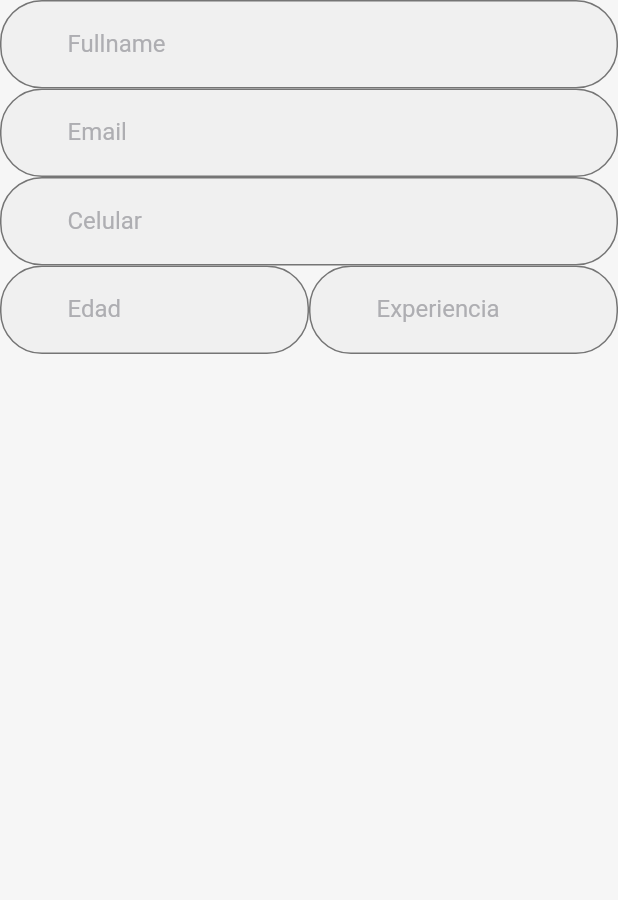
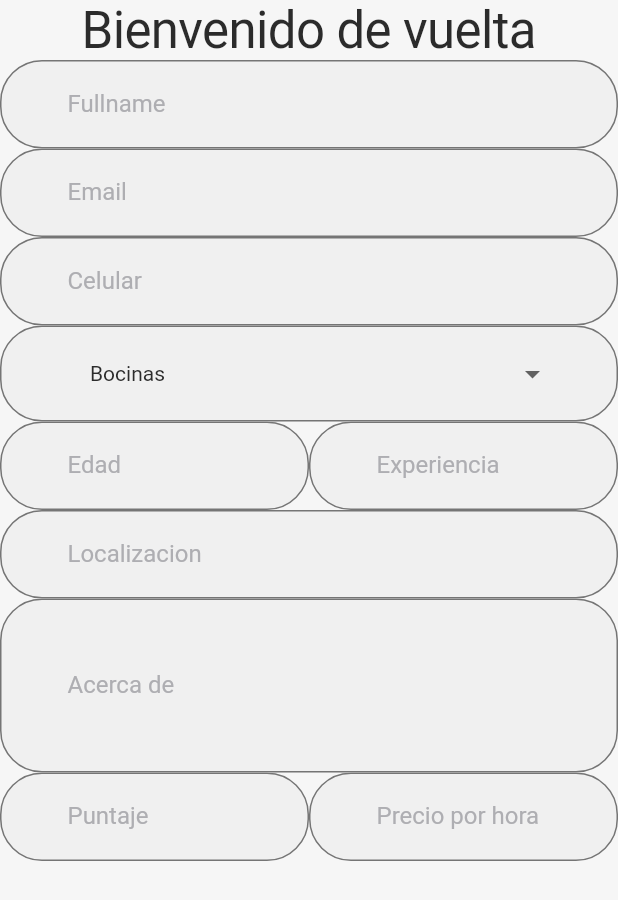
Before and after one commit to Juanesdn/HomeTechFlutterApp, a Flutter app: the screen it shows after launch, on a phone screen of 412 x 824 dp. Shown: the top 900 px of the screen. Run offline on Flutter 3.47's test engine with Material 2 defaults, Android fonts, the phone set to English and light mode, and no system bars; our stand-ins replace table_calendar.

Commit message:
Update edit_technician_screen.dart

```diff
--- a/lib/screens/admin/edit_technician/edit_technician_screen.dart
+++ b/lib/screens/admin/edit_technician/edit_technician_screen.dart
@@ -4,24 +4,44 @@ import 'package:hometech_app/constants.dart';
 
 class EditTechnicianScreen extends StatefulWidget {
   const EditTechnicianScreen({Key? key}) : super(key: key);
-
   @override
   _EditTechnicianScreenState createState() => _EditTechnicianScreenState();
+}
+
+class TechnicianListDataModel {
+  String technician_name;
+  String technician_specialization;
+  TechnicianListDataModel(this.technician_name, this.technician_specialization);
 }
 
 class _EditTechnicianScreenState extends State<EditTechnicianScreen> {
   @override
   void initState() {
     super.initState();
-    setState(() {});
+    setState(() {
+      _technicianChoose = technicianDataList[0];
+    });
   }
 
-  defaultTextFormField(String label) => TextFormField(
-        maxLines: 1,
-        style: TextStyle(
-          foreground: null,
-          color: Color(0xFF2B2B2B),
-        ),
+  //String _technicianChoose;
+  TechnicianListDataModel? _technicianChoose;
+
+  void _onDropDownItemSelected(TechnicianListDataModel? newSelectedTechnician) {
+    setState(() {
+      _technicianChoose = newSelectedTechnician;
+    });
+  }
+
+  List<TechnicianListDataModel> technicianDataList = [
+    //TechnicianListDataModel("Si", "Seleccione un tipo de tecnico"),
+    TechnicianListDataModel("Luis ", "Bocinas"),
+    TechnicianListDataModel("Juan", "Teclados"),
+    TechnicianListDataModel("Valeria", "Laptops"),
+  ];
+
+  defaultTextFormField(String label, int i) => TextFormField(
+        maxLines: i,
+        style: defaultTextStyle(),
         decoration: defaultInputDecoration(label),
       );
 
@@ -42,9 +62,57 @@ class _EditTechnicianScreenState extends State<EditTechnicianScreen> {
         labelText: label,
       );
 
-  @override
-  Widget build(BuildContext context) {
-    return SafeArea(
+  defaultFormField() => FormField<String>(
+        builder: (FormFieldState<String> state) {
+          return defualtInputDecorator();
+        },
+      );
+
+  defaultTextStyle() => TextStyle(
+        color: Color(0xFF2B2B2B),
+        foreground: null,
+      );
+
+  defualtInputDecorator() => InputDecorator(
+        decoration: defaultInputDecoration(""),
+        child: DropdownButtonHideUnderline(
+          child: DropdownButton<TechnicianListDataModel>(
+            style: defaultTextStyle(),
+            hint: Text(
+              "Especializacion",
+              style: TextStyle(
+                color: Colors.grey,
+              ),
+            ),
+            items: technicianDataList
+                .map<DropdownMenuItem<TechnicianListDataModel>>(
+                    (TechnicianListDataModel value) {
+              return defaultDropdownMenuItem(value);
+            }).toList(),
+            isExpanded: true,
+            isDense: true,
+            onChanged: (TechnicianListDataModel? newSelectedTechnician) {
+              _onDropDownItemSelected(newSelectedTechnician);
+            },
+            value: _technicianChoose,
+          ),
+        ),
+      );
+
+  defaultDropdownMenuItem(TechnicianListDataModel tldm) => DropdownMenuItem(
+        value: tldm,
+        child: Row(
+          // mainAxisAlignment: MainAxisAlignment.spaceBetween,
+          children: [
+            SizedBox(
+              width: 15,
+            ),
+            Text(tldm.technician_specialization),
+          ],
+        ),
+      );
+
+  defaultSafeArea() => SafeArea(
         child: Scaffold(
           body: Container(
             alignment: Alignment.topCenter,
@@ -55,16 +123,43 @@ class _EditTechnicianScreenState extends State<EditTechnicianScreen> {
               child: Column(
                 crossAxisAlignment: CrossAxisAlignment.stretch,
                 children: <Widget>[
-                defaultTextFormField("Fullname"),
-                defaultTextFormField("Email"),
-                defaultTextFormField("Celular"),
+                  Row(
+                    mainAxisAlignment: MainAxisAlignment.center,
+                    children: [
+                      Text(
+                        "Bienvenido de vuelta",
+                        style: TextStyle(
+                          color: Color(0xFF2B2B2B),
+                          backgroundColor: Colors.transparent,
+                          fontSize: 34,
+                          letterSpacing: -0.41,
+                        ),
+                      ),
+                    ],
+                  ),
+                  defaultTextFormField("Fullname", 1),
+                  defaultTextFormField("Email", 1),
+                  defaultTextFormField("Celular", 1),
+                  defaultFormField(),
                   Row(
                     children: [
                       Expanded(
-                      child: defaultTextFormField("Edad"),
+                        child: defaultTextFormField("Edad", 1),
                       ),
                       Expanded(
-                      child: defaultTextFormField("Experiencia"),
+                        child: defaultTextFormField("Experiencia", 1),
+                      ),
+                    ],
+                  ),
+                  defaultTextFormField("Localizacion", 1),
+                  defaultTextFormField("Acerca de", 4),
+                  Row(
+                    children: [
+                      Expanded(
+                        child: defaultTextFormField("Puntaje", 1),
+                      ),
+                      Expanded(
+                        child: defaultTextFormField("Precio por hora", 1),
                       ),
                     ],
                   ),
@@ -74,5 +169,11 @@ class _EditTechnicianScreenState extends State<EditTechnicianScreen> {
           ),
         ),
       );
+
+  @override
+  Widget build(BuildContext context) {
+    return Material(
+      child: defaultSafeArea(),
+    );
   }
 }
```
Lines whose indentation alone changed are shown as unchanged.
